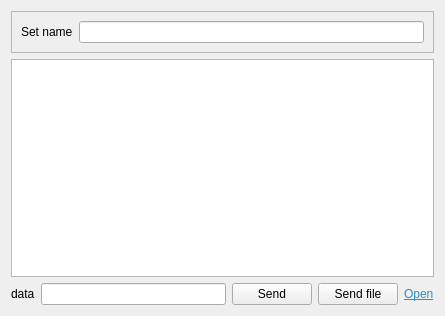
Above: chatwidget.ui from aliheydari-cl/Chat-application before the change. Below: the same form after it.
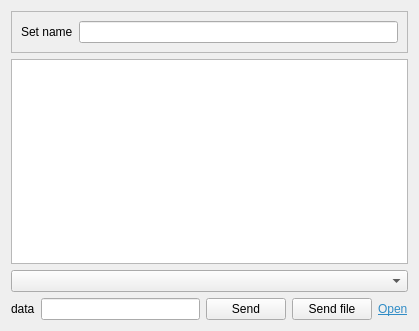
That is the form after the change.

Commit message: Add chat functionality between clients

Diff of the .ui file:
```diff
--- a/chatwidget.ui
+++ b/chatwidget.ui
@@ -6,8 +6,8 @@
    <rect>
     <x>0</x>
     <y>0</y>
-    <width>445</width>
-    <height>316</height>
+    <width>419</width>
+    <height>331</height>
    </rect>
   </property>
   <property name="windowTitle">
@@ -47,6 +47,9 @@
      </item>
      <item>
       <layout class="QVBoxLayout" name="verticalLayout">
+       <item>
+        <widget class="QComboBox" name="cbClients"/>
+       </item>
        <item>
         <layout class="QHBoxLayout" name="horizontalLayout">
          <item>
```
The commit also changes 12 other files.
